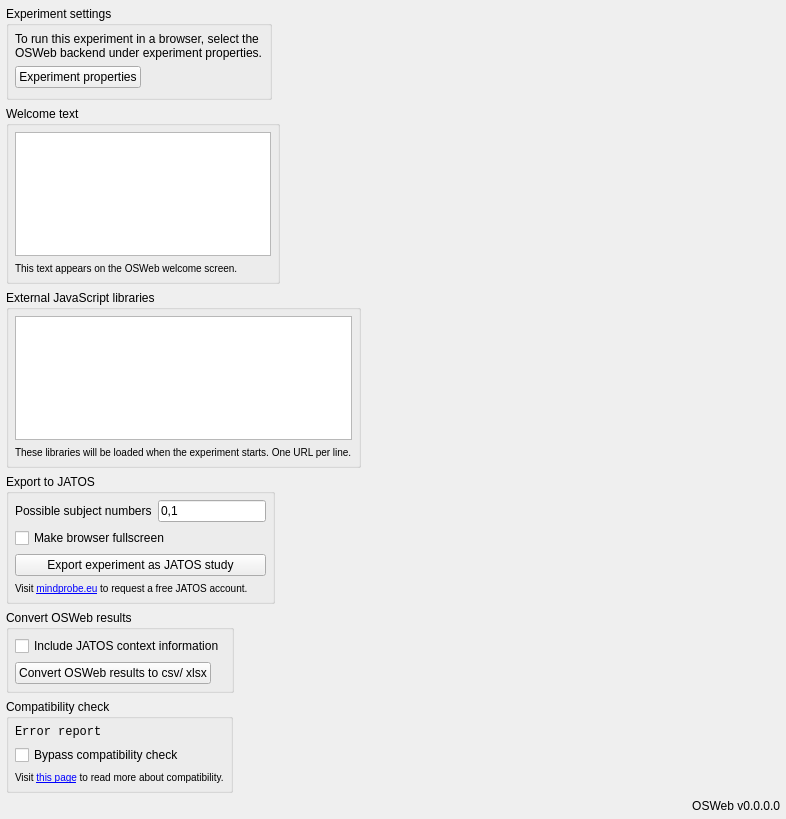
This is opensesame_extensions/osweb/oswebext/oswebext.ui in open-cogsci/opensesame-extension-osweb as Qt 5 draws it before an edit. The edited form follows.
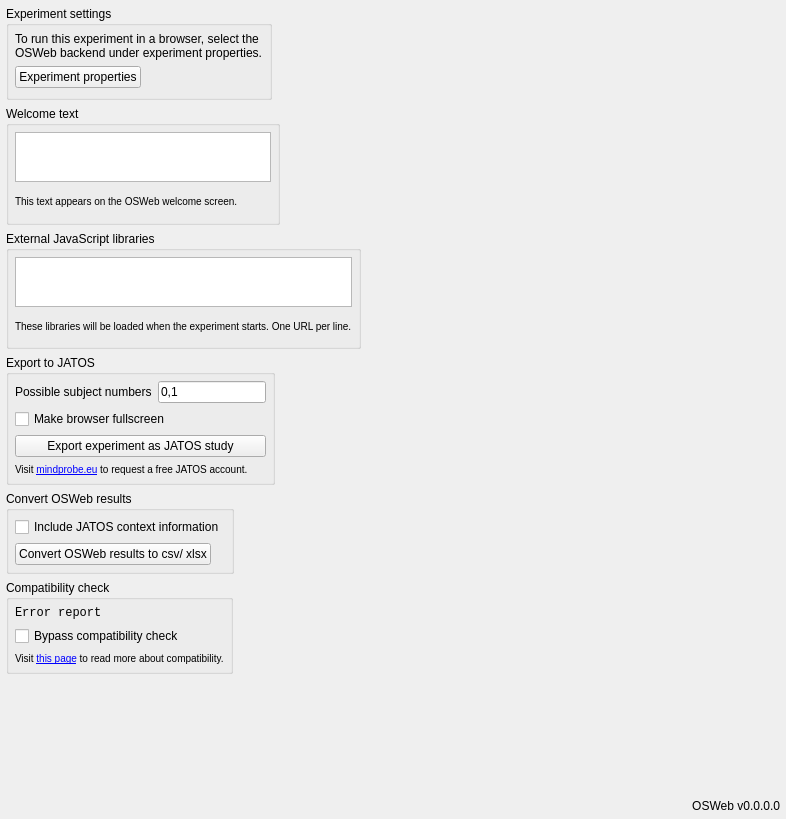
This is the edited form. Icons and pictures are not drawn.

Commit message: Reduce input size for welcome text and javascript libraries

```diff
--- a/opensesame_extensions/osweb/oswebext/oswebext.ui
+++ b/opensesame_extensions/osweb/oswebext/oswebext.ui
@@ -107,7 +107,14 @@
        <number>6</number>
       </property>
       <item>
-       <widget class="QPlainTextEdit" name="plaintextedit_welcome_text"/>
+       <widget class="QPlainTextEdit" name="plaintextedit_welcome_text">
+        <property name="maximumSize">
+         <size>
+          <width>16777215</width>
+          <height>50</height>
+         </size>
+        </property>
+       </widget>
       </item>
       <item>
        <widget class="QLabel" name="label_3">
@@ -144,7 +151,20 @@
        <number>6</number>
       </property>
       <item>
-       <widget class="QPlainTextEdit" name="plaintextedit_external_js"/>
+       <widget class="QPlainTextEdit" name="plaintextedit_external_js">
+        <property name="sizePolicy">
+         <sizepolicy hsizetype="Expanding" vsizetype="Expanding">
+          <horstretch>0</horstretch>
+          <verstretch>0</verstretch>
+         </sizepolicy>
+        </property>
+        <property name="maximumSize">
+         <size>
+          <width>16777215</width>
+          <height>50</height>
+         </size>
+        </property>
+       </widget>
       </item>
       <item>
        <widget class="QLabel" name="label_4">
```
